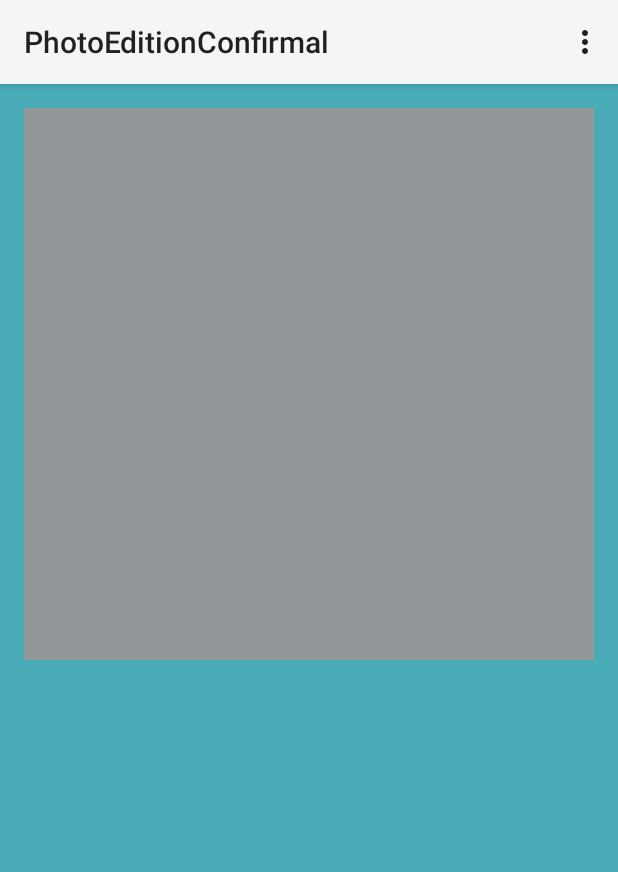
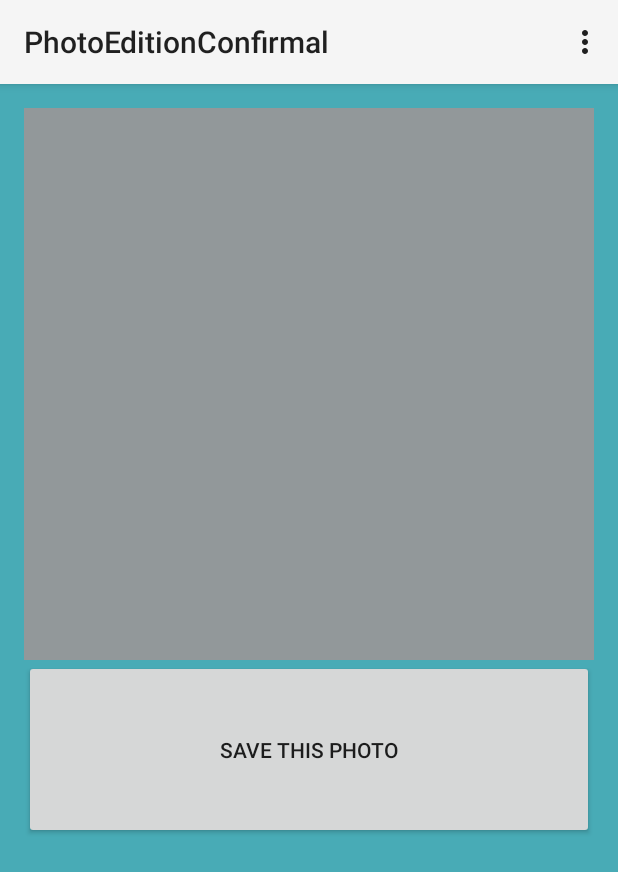
Before and after one commit to alexrakowski/photo-editor, an Android app: the PhotoEditionConfirmal screen opened directly, with no data from a screen before it, on a phone screen of 412 x 824 dp. Shown: the top 872 px of the screen. Run offline under Robolectric (Android 15) with nearby library versions, the phone set to English and light mode, and no system bars.

```diff
--- a/app/src/main/res/layout/activity_photo_edition_confirmal.xml
+++ b/app/src/main/res/layout/activity_photo_edition_confirmal.xml
@@ -32,6 +32,13 @@
                 android:background="@color/image_background"/>
         </FrameLayout>
 
-        </LinearLayout>
+        <Button
+            android:layout_width="match_parent"
+            android:layout_height="0dp"
+            android:text="Save this Photo"
+            android:id="@+id/saveEditedPhotoButton"
+            android:layout_weight="16.28" />
+
+    </LinearLayout>
 
 </RelativeLayout>
--- a/app/src/main/res/values/colors.xml
+++ b/app/src/main/res/values/colors.xml
@@ -1,6 +1,7 @@
 <?xml version="1.0" encoding="utf-8"?>
 
 <resources>
+    <color name="selected_content_blue">#ff00cccc</color>
     <color name="background_blue">#ff48abb6</color>
     <color name="image_background">#ee989899</color>
 </resources>
```
Also changed, not shown: app/src/main/AndroidManifest.xml (+5 -4 lines), app/src/main/java/projekt_android/photoeditor/MainMenu.java (+5 -2 lines), app/src/main/java/projekt_android/photoeditor/PhotoEditorApp.java (added, +51 -0 lines), app/src/main/java/projekt_android/photoeditor/SelectContentToAdd.java (+5 -3 lines).
